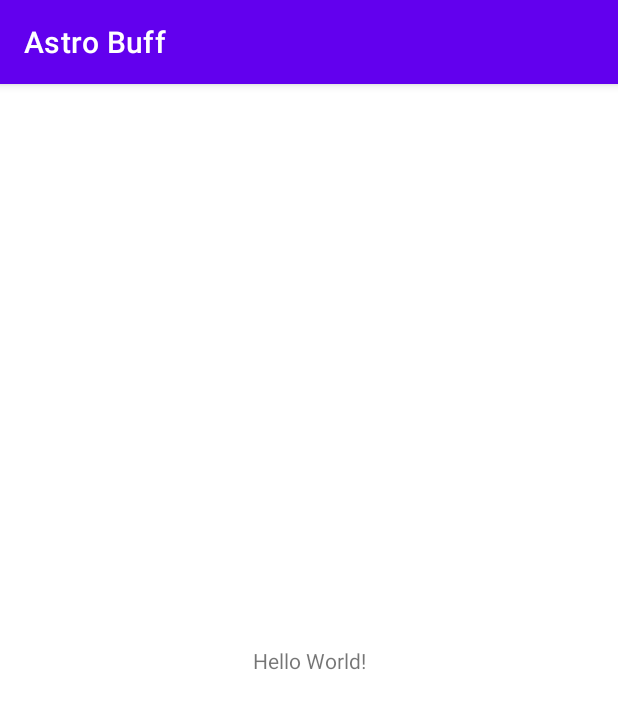
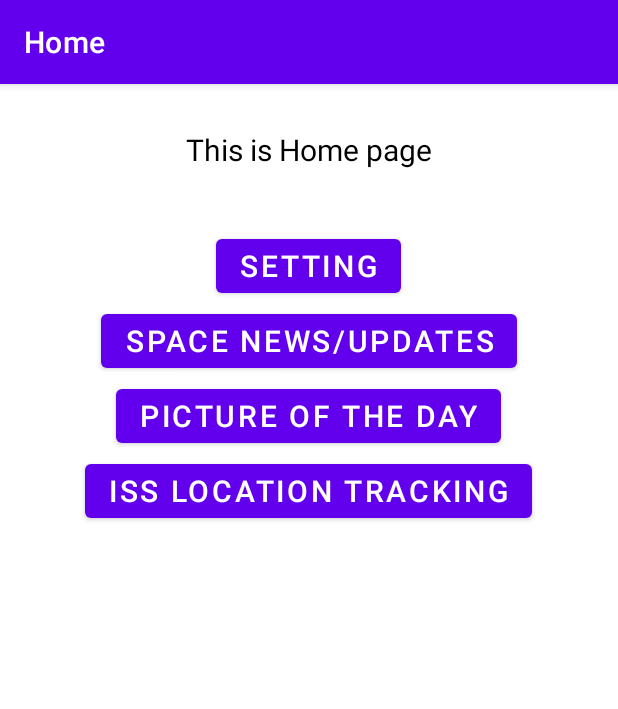
Before and after one commit to shoaibrain/AstroBuff, an Android app: the screen it shows after launch (MainActivity), on a phone screen of 412 x 824 dp. Shown: the top 709 px of the screen. Run offline under Robolectric (Android 15) with nearby library versions, the phone set to English and light mode, and no system bars.

Commit message:
added homepage, and navigation to subpages from homepage

```diff
--- a/app/src/main/res/layout/activity_main.xml
+++ b/app/src/main/res/layout/activity_main.xml
@@ -1,18 +1,71 @@
 <?xml version="1.0" encoding="utf-8"?>
-<androidx.constraintlayout.widget.ConstraintLayout xmlns:android="http://schemas.android.com/apk/res/android"
+<RelativeLayout xmlns:android="http://schemas.android.com/apk/res/android"
     xmlns:app="http://schemas.android.com/apk/res-auto"
     xmlns:tools="http://schemas.android.com/tools"
     android:layout_width="match_parent"
     android:layout_height="match_parent"
     tools:context=".MainActivity">
 
+    <!--text-->
     <TextView
+        android:id="@+id/tv"
+        android:layout_width="match_parent"
+        android:layout_height="wrap_content"
+        android:layout_marginStart="30dp"
+        android:layout_marginTop="30dp"
+        android:layout_marginEnd="30dp"
+        android:layout_marginBottom="30dp"
+        android:gravity="center"
+        android:text="This is Home page"
+        android:textColor="@color/black"
+        android:textSize="20dp" />
+
+    <!--Setting button-->
+    <Button
+        android:layout_below="@+id/tv"
         android:layout_width="wrap_content"
         android:layout_height="wrap_content"
-        android:text="Hello World!"
-        app:layout_constraintBottom_toBottomOf="parent"
-        app:layout_constraintLeft_toLeftOf="parent"
-        app:layout_constraintRight_toRightOf="parent"
-        app:layout_constraintTop_toTopOf="parent" />
+        android:layout_centerInParent="true"
+        android:gravity="center"
+        android:layout_marginTop="10dp"
+        android:text="Setting"
+        android:onClick="openSetting"
+        android:textSize="20dp" />
 
-</androidx.constraintlayout.widget.ConstraintLayout>
+    <!--Space News/Update button-->
+    <Button
+        android:layout_below="@+id/tv"
+        android:layout_width="wrap_content"
+        android:layout_height="wrap_content"
+        android:layout_centerInParent="true"
+        android:layout_marginTop="60dp"
+        android:gravity="center"
+        android:onClick="openSpaceNewsUpdates"
+        android:text="Space News/Updates"
+        android:textSize="20dp" />
+
+    <!--Picture of the Day button-->
+    <Button
+        android:layout_below="@+id/tv"
+        android:layout_width="wrap_content"
+        android:layout_height="wrap_content"
+        android:layout_centerInParent="true"
+        android:layout_marginTop="110dp"
+        android:gravity="center"
+        android:onClick="openPictureOfTheDay"
+        android:text="Picture of the Day"
+        android:textSize="20dp" />
+
+    <!--ISS Location Tracking button-->
+    <Button
+        android:layout_below="@+id/tv"
+        android:layout_width="wrap_content"
+        android:layout_height="wrap_content"
+        android:layout_centerInParent="true"
+        android:layout_marginTop="160dp"
+        android:gravity="center"
+        android:onClick="openISSLocationTracking"
+        android:text="ISS Location Tracking"
+        android:textSize="20dp" />
+
+</RelativeLayout>
```
Also changed, not shown: app/src/main/AndroidManifest.xml (+12 -0 lines), app/src/main/java/com/group7/astrobuff/ISSLocationTracking.java (added, +17 -0 lines), app/src/main/java/com/group7/astrobuff/MainActivity.java (+28 -0 lines), app/src/main/java/com/group7/astrobuff/PictureOfTheDay.java (added, +17 -0 lines), app/src/main/java/com/group7/astrobuff/Setting.java (added, +17 -0 lines), app/src/main/java/com/group7/astrobuff/SpaceNewsUpdates.java (added, +17 -0 lines), app/src/main/res/layout/activity_isslocattion_tracking.xml (added, +15 -0 lines), app/src/main/res/layout/activity_picture_of_the_day.xml (added, +15 -0 lines), app/src/main/res/layout/activity_setting.xml (added, +16 -0 lines), app/src/main/res/layout/activity_space_news_updates.xml (added, +15 -0 lines), app/src/main/res/drawable/day.png (added), app/src/main/res/drawable/iss.png (added), app/src/main/res/drawable/news.png (added), app/src/main/res/drawable/setting.png (added).
